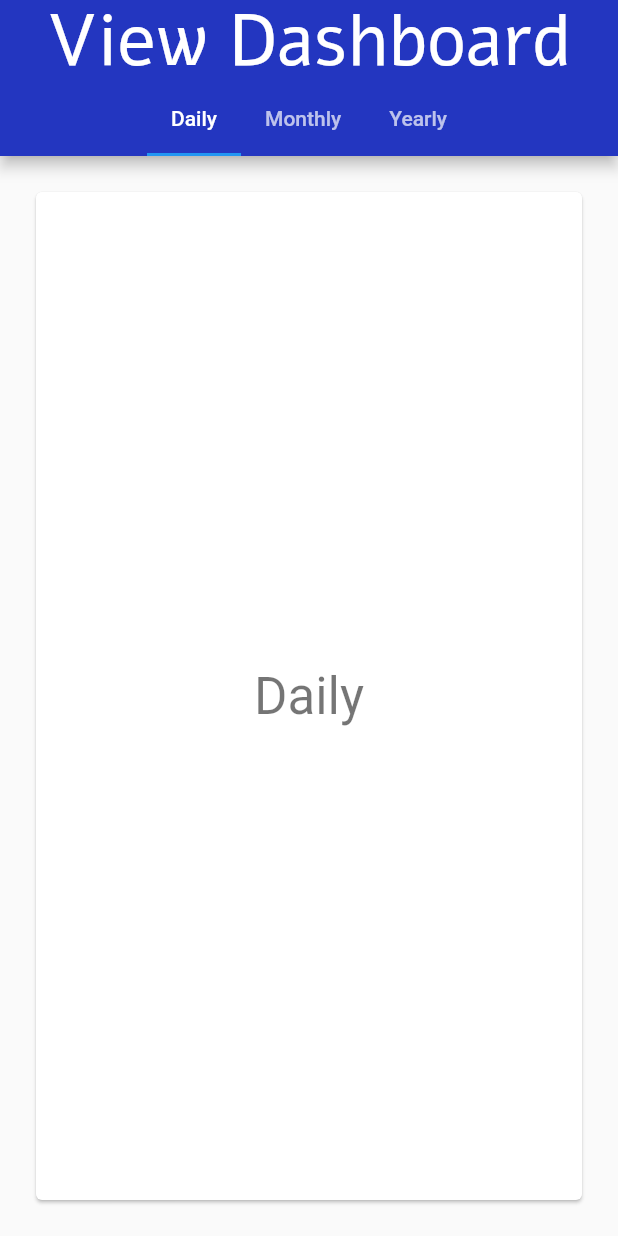
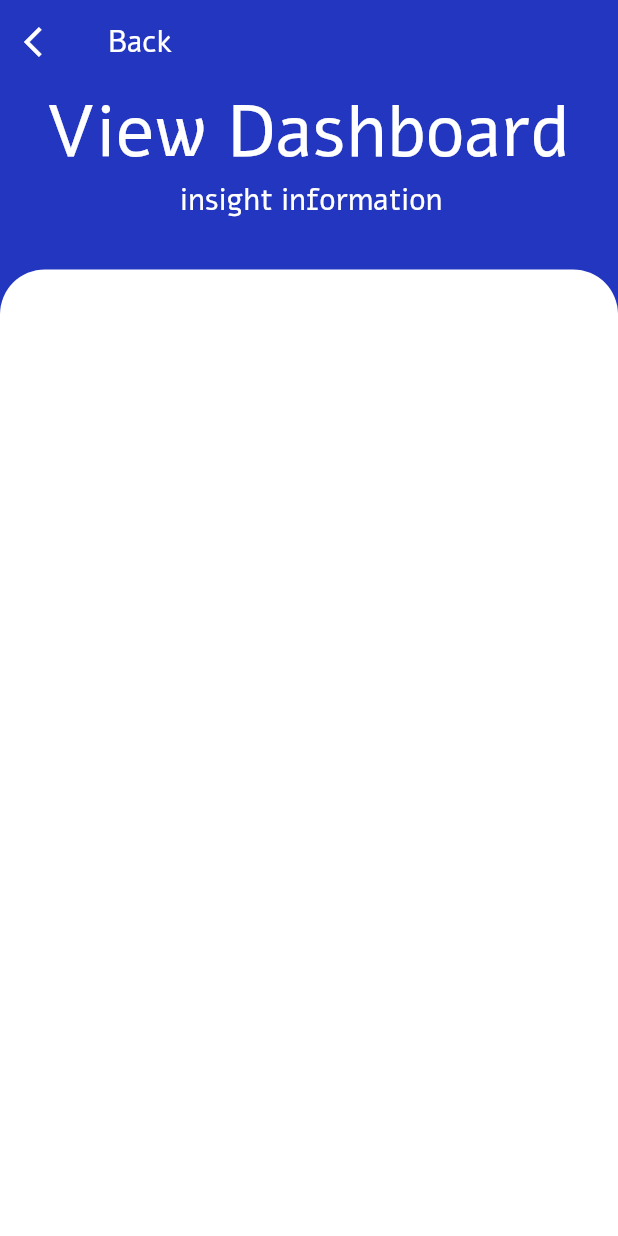
Before and after one commit to CSC234/Memby-application, a Flutter app: the screen it shows once a user with an empty profile is signed in, after a tap on "View Dashboard", on a phone screen of 412 x 824 dp. Run offline on Flutter 3.47's test engine with Material 2 defaults, Android fonts, the phone set to English and light mode, and no system bars; our stand-ins replace dotted_decoration, firebase_auth, firebase_core, google_sign_in; accounts and stored records are empty.

Commit message:
[UPDATE] new view dashboard

```diff
--- /dev/null
+++ b/lib/components/dashboard.dart
@@ -0,0 +1,54 @@
+import 'package:flutter/material.dart';
+import '../constants.dart';
+
+class Body extends StatelessWidget {
+  @override
+  Widget build(BuildContext context) {
+    Size size = MediaQuery.of(context).size;
+    return SingleChildScrollView(
+      child: Column(
+        children: <Widget>[
+          SizedBox(
+            height: size.height,
+            child: Stack(
+              children: <Widget>[
+                Container(
+                  margin: EdgeInsets.only(top: size.height * 0.15),
+                  height: 650,
+                  decoration: BoxDecoration(
+                      color: Colors.white,
+                      borderRadius: BorderRadius.only(
+                        topLeft: Radius.circular(30),
+                        topRight: Radius.circular(30),
+                      )),
+                ),
+                Positioned(
+                  top: 0,
+                  left: 30,
+                  child: Text(
+                    'View Dashboard',
+                    style: TextStyle(
+                        color: Colors.white,
+                        fontSize: 48,
+                        fontFamily: 'Alef-Regular'),
+                  ),
+                ),
+                Positioned(
+                  top: 64,
+                  left: 120,
+                  child: Text(
+                    'insight information',
+                    style: TextStyle(
+                        color: Colors.white,
+                        fontSize: 20,
+                        fontFamily: 'Alef-Regular'),
+                  ),
+                ),
+              ],
+            ),
+          )
+        ],
+      ),
+    );
+  }
+}
--- a/lib/screens/viewDashboard.dart
+++ b/lib/screens/viewDashboard.dart
@@ -1,81 +1,37 @@
+import 'package:memby/components/dashboard.dart';
+import 'package:memby/screens/landingScreen.dart';
+// import 'package:memby/components/dashboard.dart';
 import 'package:flutter/material.dart';
-import 'package:memby/constants.dart';
-
-import '../constants.dart';
 import '../constants.dart';
 
 class Dashboard extends StatelessWidget {
   @override
   Widget build(BuildContext context) {
-    return MaterialApp(
-      home: DefaultTabController(
-        length: choices.length,
-        child: Scaffold(
-          appBar: AppBar(
-            centerTitle: true,
-            backgroundColor: kPrimaryMain,
-            title: Text(
-              'View Dashboard',
-              style: TextStyle(
-                  color: kPrimaryColor,
-                  fontSize: 48,
-                  fontFamily: 'Alef-Regular'),
-            ),
-            bottom: TabBar(
-              isScrollable: true,
-              tabs: choices.map<Widget>((Choice choice) {
-                return Tab(
-                  text: choice.title,
-                );
-              }).toList(),
-            ),
-          ),
-          body: TabBarView(
-            children: choices.map((Choice choice) {
-              return Padding(
-                  padding: const EdgeInsets.all(20.0),
-                  child: ChoicePage(
-                    choice: choice,
-                  ));
-            }).toList(),
-          ),
+    return Scaffold(
+      backgroundColor: kPrimaryMain,
+      appBar: AppBar(
+        title: Text(
+          'Back',
+          style: TextStyle(
+              color: Colors.white, fontSize: 20, fontFamily: 'Alef-Regular'),
+        ),
+        backgroundColor: kPrimaryMain,
+        elevation: 0,
+        leading: IconButton(
+          icon: Icon(Icons.arrow_back_ios),
+          onPressed: () {
+            Navigator.push(
+              context,
+              MaterialPageRoute(
+                builder: (context) {
+                  return Landing();
+                },
+              ),
+            );
+          },
         ),
       ),
+      body: Body(),
     );
   }
 }
-
-class Choice {
-  final String title;
-  const Choice({this.title});
-}
-
-const List<Choice> choices = <Choice>[
-  Choice(title: 'Daily'),
-  Choice(title: 'Monthly'),
-  Choice(title: 'Yearly'),
-];
-
-class ChoicePage extends StatelessWidget {
-  const ChoicePage({Key key, this.choice}) : super(key: key);
-  final Choice choice;
-  @override
-  Widget build(BuildContext context) {
-    final TextStyle textStyle = Theme.of(context).textTheme.display1;
-    return Card(
-      color: Colors.white,
-      child: Center(
-        child: Column(
-          mainAxisSize: MainAxisSize.min,
-          crossAxisAlignment: CrossAxisAlignment.center,
-          children: <Widget>[
-            Text(
-              choice.title,
-              style: textStyle,
-            )
-          ],
-        ),
-      ),
-    );
-  }
-}
```
Also changed, not shown: pubspec.lock.
